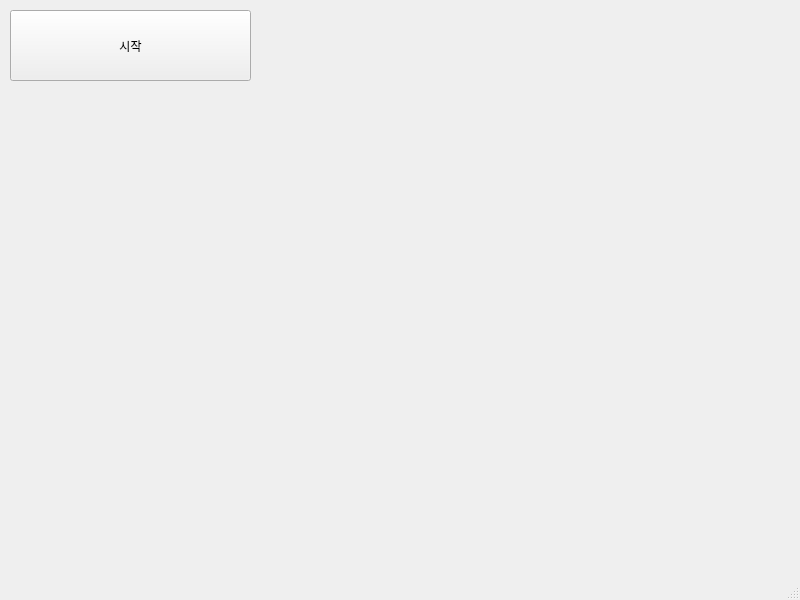
Above: MainWindow.ui from zbluezstarz/AutoTradeBot before the change. Below: the same form after it.
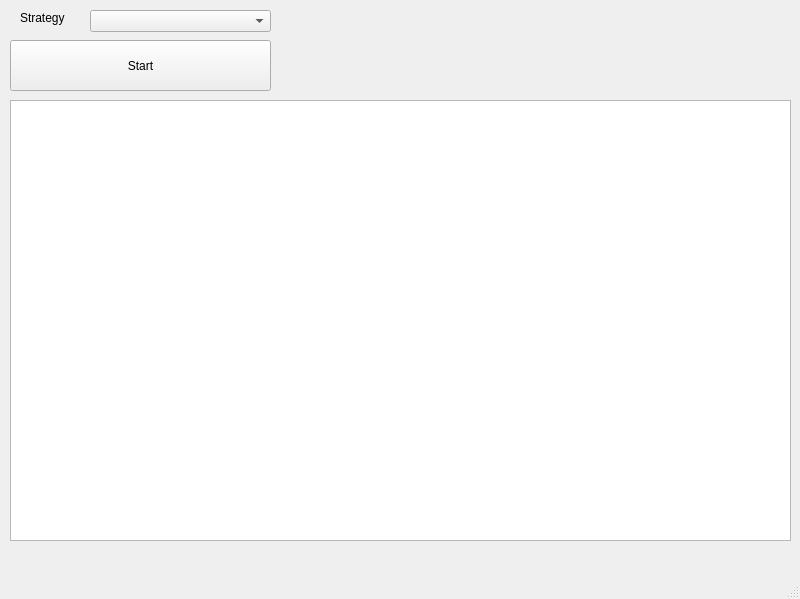
That is the form after the change.

Commit message: * Update Main UI( Log Text Box, Strategy Combo Box) * Modify Crypto Buy Function

```diff
--- a/MainWindow.ui
+++ b/MainWindow.ui
@@ -7,7 +7,7 @@
     <x>0</x>
     <y>0</y>
     <width>800</width>
-    <height>600</height>
+    <height>599</height>
    </rect>
   </property>
   <property name="windowTitle">
@@ -18,13 +18,46 @@
     <property name="geometry">
      <rect>
       <x>10</x>
+      <y>40</y>
+      <width>261</width>
+      <height>51</height>
+     </rect>
+    </property>
+    <property name="text">
+     <string>Start</string>
+    </property>
+   </widget>
+   <widget class="QComboBox" name="comboBox">
+    <property name="geometry">
+     <rect>
+      <x>90</x>
       <y>10</y>
-      <width>241</width>
-      <height>71</height>
+      <width>181</width>
+      <height>22</height>
      </rect>
     </property>
+   </widget>
+   <widget class="QLabel" name="label">
+    <property name="geometry">
+     <rect>
+      <x>20</x>
+      <y>10</y>
+      <width>64</width>
+      <height>15</height>
+     </rect>
+    </property>
     <property name="text">
-     <string>시작</string>
+     <string>Strategy</string>
+    </property>
+   </widget>
+   <widget class="QPlainTextEdit" name="plainTextEdit">
+    <property name="geometry">
+     <rect>
+      <x>10</x>
+      <y>100</y>
+      <width>781</width>
+      <height>441</height>
+     </rect>
     </property>
    </widget>
   </widget>
```
The commit also changes 1 other file.
